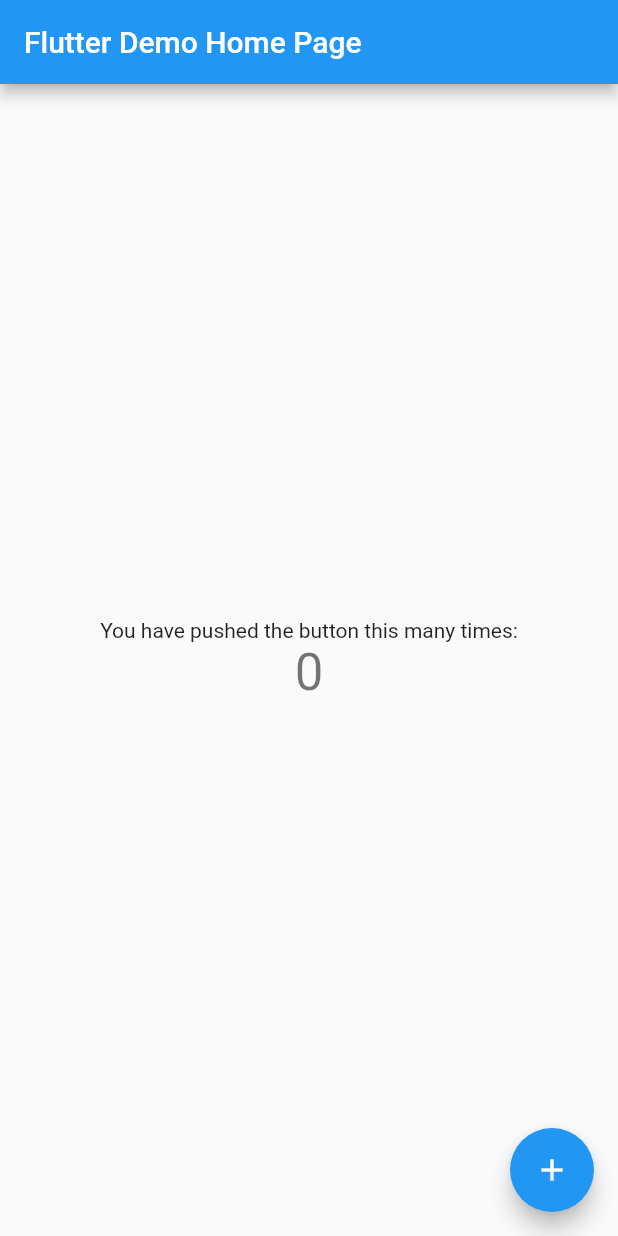
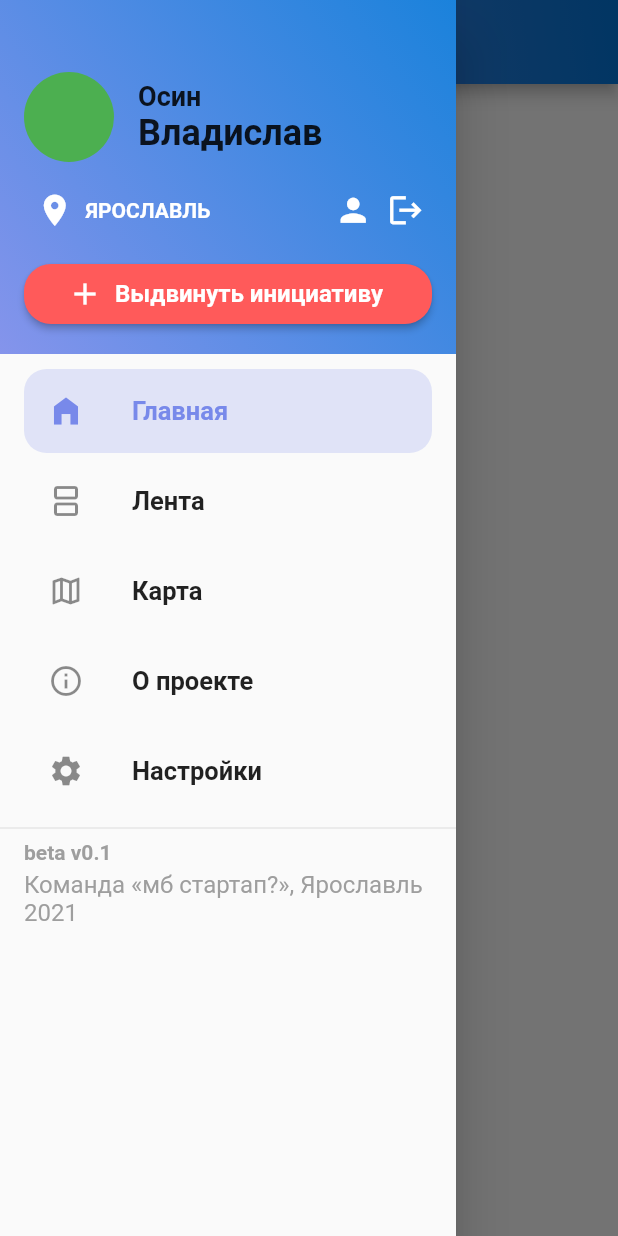
Before and after one commit to mb-startup/initiative_map, a Flutter app: the screen it shows after launch, with the side drawer open (before the commit the screen has no drawer), on a phone screen of 412 x 824 dp. Run offline on Flutter 3.47's test engine with Material 2 defaults, Android fonts, the phone set to English and light mode, and no system bars.

Commit message:
Сделано меню приложения и переход между страницами

```diff
--- a/lib/main.dart
+++ b/lib/main.dart
@@ -1,113 +1,149 @@
 import 'package:flutter/material.dart';
+import 'package:initiative_map/ui/menu.dart';
+
+import 'menu/about.dart';
+import 'menu/feed.dart';
+import 'menu/home.dart';
+import 'menu/map.dart';
+import 'menu/settings.dart';
 
 void main() {
-  runApp(MyApp());
+  runApp(InitiativeMapApp());
 }
 
-class MyApp extends StatelessWidget {
-  // This widget is the root of your application.
+enum Pages {
+  home,
+  feed,
+  map,
+  about,
+  settings
+}
+
+Map<Pages, String> pageTitles = {
+  Pages.home: "Главная",
+  Pages.feed: "Лента",
+  Pages.map: "Карта",
+  Pages.about: "О проекте",
+  Pages.settings: "Настройки",
+};
+
+final Map<int, Color> primaryMap = {
+  50: Color(0xD0275D8),
+  100: Color(0x1A0275D8),
+  200: Color(0x330275D8),
+  300: Color(0x4D0275D8),
+  400: Color(0x660275D8),
+  500: Color(0x800275D8),
+  600: Color(0x990275D8),
+  700: Color(0xB30275D8),
+  800: Color(0xCC0275D8),
+  900: Color(0xE60275D8),
+};
+
+final Map<int, Color> secondaryMap = {
+  50: Color(0xD7889EA),
+  100: Color(0x1A7889EA),
+  200: Color(0x337889EA),
+  300: Color(0x4D7889EA),
+  400: Color(0x667889EA),
+  500: Color(0x807889EA),
+  600: Color(0x997889EA),
+  700: Color(0xB37889EA),
+  800: Color(0xCC7889EA),
+  900: Color(0xE67889EA),
+};
+
+final Map<int, Color> accentMap = {
+  50: Color(0xDFF5A5A),
+  100: Color(0x1AFF5A5A),
+  200: Color(0x33FF5A5A),
+  300: Color(0x4DFF5A5A),
+  400: Color(0x66FF5A5A),
+  500: Color(0x80FF5A5A),
+  600: Color(0x99FF5A5A),
+  700: Color(0xB3FF5A5A),
+  800: Color(0xCCFF5A5A),
+  900: Color(0xE6FF5A5A),
+};
+
+
+class ProjectColors {
+  MaterialColor primary = MaterialColor(0xFF0275D8, primaryMap);
+  MaterialColor secondary = MaterialColor(0xFF7889EA, secondaryMap);
+  MaterialColor accent = MaterialColor(0xFFFF5A5A, accentMap);
+}
+
+
+class InitiativeMapApp extends StatelessWidget {
+
   @override
   Widget build(BuildContext context) {
     return MaterialApp(
-      title: 'Flutter Demo',
+      title: 'Карта инициатив',
       theme: ThemeData(
-        // This is the theme of your application.
-        //
-        // Try running your application with "flutter run". You'll see the
-        // application has a blue toolbar. Then, without quitting the app, try
-        // changing the primarySwatch below to Colors.green and then invoke
-        // "hot reload" (press "r" in the console where you ran "flutter run",
-        // or simply save your changes to "hot reload" in a Flutter IDE).
-        // Notice that the counter didn't reset back to zero; the application
-        // is not restarted.
-        primarySwatch: Colors.blue,
+        primarySwatch: ProjectColors().primary,
+        primaryColor: ProjectColors().primary,
       ),
-      home: MyHomePage(title: 'Flutter Demo Home Page'),
+      home: MainPage(),
     );
   }
 }
 
-class MyHomePage extends StatefulWidget {
-  MyHomePage({Key? key, required this.title}) : super(key: key);
-
-  // This widget is the home page of your application. It is stateful, meaning
-  // that it has a State object (defined below) that contains fields that affect
-  // how it looks.
-
-  // This class is the configuration for the state. It holds the values (in this
-  // case the title) provided by the parent (in this case the App widget) and
-  // used by the build method of the State. Fields in a Widget subclass are
-  // always marked "final".
-
-  final String title;
-
+class MainPage extends StatefulWidget {
   @override
-  _MyHomePageState createState() => _MyHomePageState();
+  _MainPageState createState() => _MainPageState();
 }
 
-class _MyHomePageState extends State<MyHomePage> {
-  int _counter = 0;
-
-  void _incrementCounter() {
-    setState(() {
-      // This call to setState tells the Flutter framework that something has
-      // changed in this State, which causes it to rerun the build method below
-      // so that the display can reflect the updated values. If we changed
-      // _counter without calling setState(), then the build method would not be
-      // called again, and so nothing would appear to happen.
-      _counter++;
-    });
-  }
+class _MainPageState extends State<MainPage> {
+  Pages activePage = Pages.home;
+  String titlePage = pageTitles[Pages.home]!;
 
   @override
   Widget build(BuildContext context) {
-    // This method is rerun every time setState is called, for instance as done
-    // by the _incrementCounter method above.
-    //
-    // The Flutter framework has been optimized to make rerunning build methods
-    // fast, so that you can just rebuild anything that needs updating rather
-    // than having to individually change instances of widgets.
+    Widget body = HomePage();
+
+    switch (activePage) {
+      case Pages.feed:
+        body = FeedPage();
+        break;
+      case Pages.map:
+        body = MapPage();
+        break;
+      case Pages.about:
+        body = AboutPage();
+        break;
+      case Pages.settings:
+        body = SettingsPage();
+        break;
+      default:
+        body = HomePage();
+        break;
+    }
+
     return Scaffold(
       appBar: AppBar(
-        // Here we take the value from the MyHomePage object that was created by
-        // the App.build method, and use it to set our appbar title.
-        title: Text(widget.title),
-      ),
-      body: Center(
-        // Center is a layout widget. It takes a single child and positions it
-        // in the middle of the parent.
-        child: Column(
-          // Column is also a layout widget. It takes a list of children and
-          // arranges them vertically. By default, it sizes itself to fit its
-          // children horizontally, and tries to be as tall as its parent.
-          //
-          // Invoke "debug painting" (press "p" in the console, choose the
-          // "Toggle Debug Paint" action from the Flutter Inspector in Android
-          // Studio, or the "Toggle Debug Paint" command in Visual Studio Code)
-          // to see the wireframe for each widget.
-          //
-          // Column has various properties to control how it sizes itself and
-          // how it positions its children. Here we use mainAxisAlignment to
-          // center the children vertically; the main axis here is the vertical
-          // axis because Columns are vertical (the cross axis would be
-          // horizontal).
-          mainAxisAlignment: MainAxisAlignment.center,
-          children: <Widget>[
-            Text(
-              'You have pushed the button this many times:',
+        title: Text(titlePage, style: TextStyle(fontSize: 21, fontWeight: FontWeight.w600),),
+        centerTitle: true,
+        flexibleSpace: Container(
+          decoration: BoxDecoration(
+            gradient: LinearGradient(
+              begin: Alignment.topRight,
+              end: Alignment.bottomLeft,
+              colors: [ProjectColors().primary, ProjectColors().secondary],
             ),
-            Text(
-              '$_counter',
-              style: Theme.of(context).textTheme.headline4,
-            ),
-          ],
+          ),
         ),
       ),
-      floatingActionButton: FloatingActionButton(
-        onPressed: _incrementCounter,
-        tooltip: 'Increment',
-        child: Icon(Icons.add),
-      ), // This trailing comma makes auto-formatting nicer for build methods.
+      drawer: Menu(activePage: activePage, changePage: changePage,),
+      body: body,
     );
   }
+
+  changePage(Pages page, String title) {
+    setState(() => {
+      activePage = page,
+      titlePage = title,
+      Navigator.pop(context)
+    });
+  }
 }
--- /dev/null
+++ b/lib/menu/about.dart
@@ -0,0 +1,13 @@
+import 'package:flutter/cupertino.dart';
+
+class AboutPage extends StatefulWidget {
+  @override
+  _AboutPageState createState() => _AboutPageState();
+}
+
+class _AboutPageState extends State<AboutPage> {
+  @override
+  Widget build(BuildContext context) {
+    return Text("about");
+  }
+}
--- /dev/null
+++ b/lib/menu/feed.dart
@@ -0,0 +1,13 @@
+import 'package:flutter/cupertino.dart';
+
+class FeedPage extends StatefulWidget {
+  @override
+  _FeedPageState createState() => _FeedPageState();
+}
+
+class _FeedPageState extends State<FeedPage> {
+  @override
+  Widget build(BuildContext context) {
+    return Text("feed");
+  }
+}
--- /dev/null
+++ b/lib/menu/home.dart
@@ -0,0 +1,13 @@
+import 'package:flutter/cupertino.dart';
+
+class HomePage extends StatefulWidget {
+  @override
+  _HomePageState createState() => _HomePageState();
+}
+
+class _HomePageState extends State<HomePage> {
+  @override
+  Widget build(BuildContext context) {
+    return Text("home");
+  }
+}
--- /dev/null
+++ b/lib/menu/map.dart
@@ -0,0 +1,13 @@
+import 'package:flutter/cupertino.dart';
+
+class MapPage extends StatefulWidget {
+  @override
+  _MapPageState createState() => _MapPageState();
+}
+
+class _MapPageState extends State<MapPage> {
+  @override
+  Widget build(BuildContext context) {
+    return Text("map");
+  }
+}
--- /dev/null
+++ b/lib/menu/settings.dart
@@ -0,0 +1,13 @@
+import 'package:flutter/cupertino.dart';
+
+class SettingsPage extends StatefulWidget {
+  @override
+  _SettingsPageState createState() => _SettingsPageState();
+}
+
+class _SettingsPageState extends State<SettingsPage> {
+  @override
+  Widget build(BuildContext context) {
+    return Text("settings");
+  }
+}
--- /dev/null
+++ b/lib/ui/menu.dart
@@ -0,0 +1,229 @@
+import 'package:flutter/cupertino.dart';
+import 'package:flutter/material.dart';
+
+import '../main.dart';
+
+class Menu extends StatefulWidget {
+  Menu({Key? key, required this.activePage, required this.changePage}) : super(key: key);
+
+  final Pages activePage;
+  final Function changePage;
+
+  @override
+  _MenuState createState() => _MenuState();
+}
+
+class _MenuState extends State<Menu> {
+  @override
+  Widget build(BuildContext context) {
+    return Drawer(
+      child: ListView(
+        padding: EdgeInsets.zero,
+        children: <Widget>[
+          _header(),
+          Container(
+            height: 8,
+          ),
+          _item(icon: Icons.home_filled, title: pageTitles[Pages.home]!, page: Pages.home),
+          _item(icon: Icons.splitscreen, title: pageTitles[Pages.feed]!, page: Pages.feed),
+          _item(icon: Icons.map_outlined, title: pageTitles[Pages.map]!, page: Pages.map),
+          _item(icon: Icons.info_outline, title: pageTitles[Pages.about]!, page: Pages.about),
+          _item(icon: Icons.settings, title: pageTitles[Pages.settings]!, page: Pages.settings),
+          Divider(),
+          _footer()
+        ],
+      ),
+    );
+  }
+
+  Widget _header() {
+    return Container(
+      decoration: BoxDecoration(
+          gradient: LinearGradient(
+              begin: Alignment.topRight,
+              end: Alignment.bottomLeft,
+              colors: [ProjectColors().primary.shade900, ProjectColors().secondary.shade900])
+      ),
+      padding: EdgeInsets.all(16.0),
+      child: Column(
+        mainAxisAlignment: MainAxisAlignment.start,
+        crossAxisAlignment: CrossAxisAlignment.start,
+        children: <Widget>[
+          Container(
+            height: 32,
+          ),
+          Row(
+            children: <Widget>[
+              CircleAvatar(
+                radius: 30,
+                backgroundColor: Colors.green,
+              ),
+              Container(width: 16,),
+              Expanded(
+                child: Column(
+                  mainAxisAlignment: MainAxisAlignment.center,
+                  crossAxisAlignment: CrossAxisAlignment.start,
+                  children: <Text>[
+                    Text("Осин", style: TextStyle(fontSize: 18, fontWeight: FontWeight.w600)),
+                    Text("Владислав", style: TextStyle(fontSize: 24, fontWeight: FontWeight.w600)),
+                  ],
+                ),
+              ),
+            ],
+          ),
+          Container(
+            height: 8,
+          ),
+          Row(
+            mainAxisAlignment: MainAxisAlignment.end,
+            crossAxisAlignment: CrossAxisAlignment.center,
+            children: [
+              TextButton.icon(
+                  icon: Icon(Icons.location_on, size: 25,),
+                  onPressed: () {
+
+                  },
+                  label: Text('ЯРОСЛАВЛЬ', style: TextStyle(fontSize: 14, fontWeight: FontWeight.w600),),
+                  style: ButtonStyle(
+                      foregroundColor: MaterialStateProperty.all(Colors.white),
+                      overlayColor: MaterialStateProperty.all(Colors.white24),
+                      minimumSize: MaterialStateProperty.all(Size(0, 30)),
+                  )
+              ),
+              Expanded(
+                child: Container(),
+              ),
+              Material(
+                  type: MaterialType.transparency,
+                  child: Ink(
+                    decoration: BoxDecoration(
+                      // color: ProjectColors().primary.shade700,
+                      shape: BoxShape.circle,
+                    ),
+                    child: InkWell(
+                      //This keeps the splash effect within the circle
+                      borderRadius: BorderRadius.circular(1000.0),
+                      onTap: () {},
+                      child: Padding(
+                        padding:EdgeInsets.all(5.0),
+                        child: Icon(
+                          Icons.person,
+                          size: 25.0,
+                          color: Colors.white,
+                        ),
+                      ),
+                    ),
+                  )
+              ),
+              Material(
+                  type: MaterialType.transparency,
+                  child: Ink(
+                    decoration: BoxDecoration(
+                      // color: ProjectColors().primary.shade700,
+                      shape: BoxShape.circle,
+                    ),
+                    child: InkWell(
+                      //This keeps the splash effect within the circle
+                      borderRadius: BorderRadius.circular(1000.0),
+                      onTap: () {},
+                      child: Padding(
+                        padding:EdgeInsets.all(5.0),
+                        child: Icon(
+                          Icons.logout,
+                          size: 25.0,
+                          color: Colors.white,
+                        ),
+                      ),
+                    ),
+                  )
+              ),
+            ],
+          ),
+
+          Container(
+            height: 8,
+          ),
+
+          // Container(
+          //   padding: EdgeInsets.symmetric(horizontal: 16.0),
+          //   child: TextButton.icon(
+          //       icon: Icon(Icons.add),
+          //       onPressed: () {
+          //
+          //       },
+          //       label: Text('Выдвинуть инициативу', style: TextStyle(fontSize: 16, fontWeight: FontWeight.w700),),
+          //       style: ButtonStyle(
+          //           foregroundColor: MaterialStateProperty.all(Colors.deepOrangeAccent),
+          //           overlayColor: MaterialStateProperty.all(Color(0x33f44336)),
+          //           minimumSize: MaterialStateProperty.all(Size(double.infinity, 30)),
+          //           shape: MaterialStateProperty.all<RoundedRectangleBorder>(
+          //               RoundedRectangleBorder(
+          //                   borderRadius: BorderRadius.circular(18.0),
+          //                   side: BorderSide(color: Colors.deepOrangeAccent)
+          //               )
+          //           )
+          //       )
+          //   ),
+          // )
+          ElevatedButton.icon(
+              icon: Icon(Icons.add),
+              onPressed: () {
+
+              },
+              label: Text('Выдвинуть инициативу', style: TextStyle(fontSize: 16, fontWeight: FontWeight.w700),),
+              style: ButtonStyle(
+                  backgroundColor: MaterialStateProperty.all(ProjectColors().accent),
+                  minimumSize: MaterialStateProperty.all(Size(double.infinity, 40)),
+                  shape: MaterialStateProperty.all<RoundedRectangleBorder>(
+                      RoundedRectangleBorder(
+                          borderRadius: BorderRadius.circular(18.0),
+                      )
+                  )
+              )
+          )
+        ],
+      ),
+    );
+  }
+
+  Widget _item({required IconData icon, required String title, required Pages page}) {
+    return Container(
+      padding: EdgeInsets.only(left: 16.0, right: 16.0, top: 2.0, bottom: 2.0),
+      child: Theme(
+        data: ThemeData(
+          primarySwatch: ProjectColors().secondary,
+          splashColor: ProjectColors().secondary.shade100,
+          highlightColor: ProjectColors().secondary.shade100
+        ),
+        child: ListTile(
+          shape: RoundedRectangleBorder(
+            borderRadius: BorderRadius.circular(15.0),
+          ),
+          leading: Icon(icon,),
+          title: Text(title, style: TextStyle(fontSize: 17, fontWeight: FontWeight.w600)),
+          selectedTileColor: ProjectColors().secondary.shade200,
+          selected: widget.activePage == page,
+          onTap: () {
+            widget.changePage(page, pageTitles[page]);
+          },
+        ),
+      ),
+    );
+  }
+
+  Widget _footer() {
+    return Container(
+      padding: EdgeInsets.symmetric(horizontal: 16.0),
+      child: Column(
+        crossAxisAlignment: CrossAxisAlignment.start,
+        children: <Widget>[
+          Text("beta v0.1", style: TextStyle(fontSize: 14, fontWeight: FontWeight.w600, color: Colors.grey),),
+          Container(
+            height: 4,
+          ),
+          Text("Команда «мб стартап?», Ярославль 2021", style: TextStyle(fontSize: 16, fontWeight: FontWeight.w400, color: Colors.grey),),
+        ],
+      ),
+    );
+  }
+}
```
Also changed, not shown: pubspec.lock, 2 other files.
